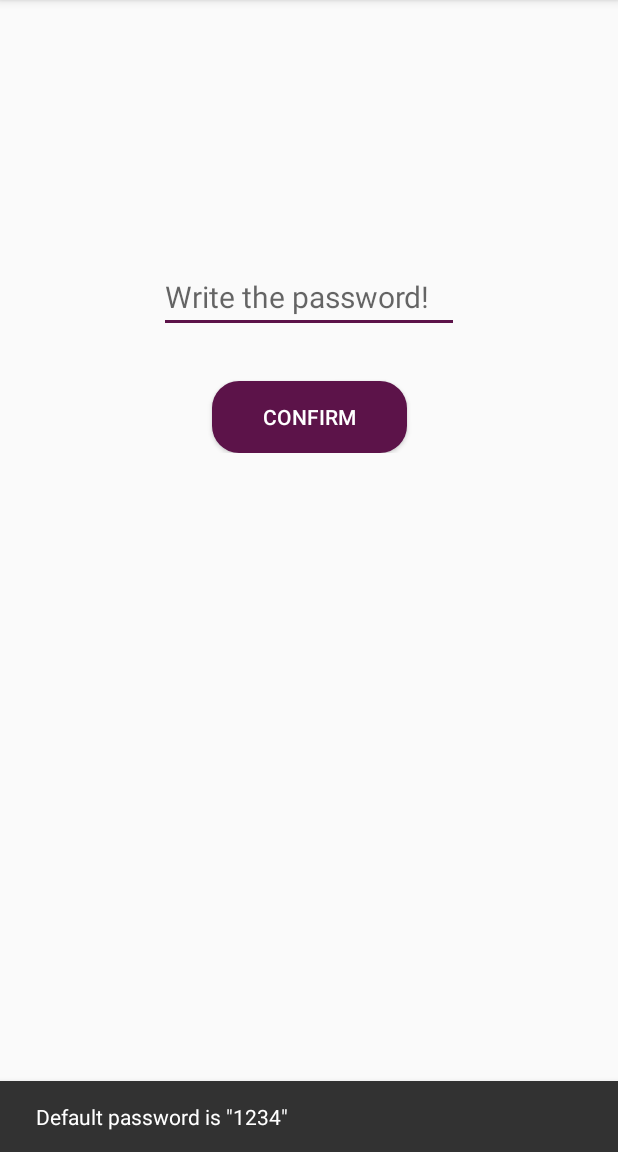
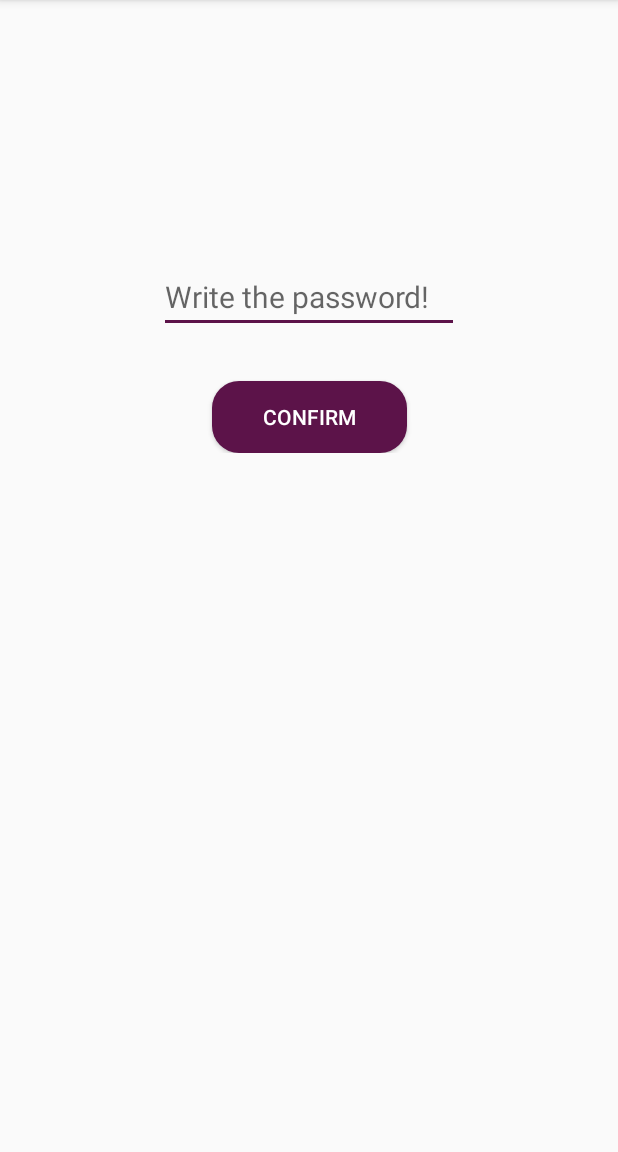
Before and after one commit to deepakkumardk/GuvenliNot, an Android app: the first screen one second after launch (LoginActivity), on a phone screen of 412 x 824 dp, the part 84-1236 px from its top. Run offline under Robolectric (Android 15) with nearby library versions, the light colour scheme and no system bars.

Commit message:
some little changes and fixes

```diff
--- a/app/src/main/AndroidManifest.xml
+++ b/app/src/main/AndroidManifest.xml
@@ -13,8 +13,7 @@
 
         <activity
             android:name=".LoginActivity"
-            android:label="@string/app_name"
-            android:windowSoftInputMode="adjustResize">
+            android:label="@string/app_name">
             <intent-filter>
                 <action android:name="android.intent.action.MAIN" />
                 <category android:name="android.intent.category.LAUNCHER" />
@@ -40,7 +39,7 @@
         </activity>
 
         <activity android:name=".About"
-            android:windowSoftInputMode="adjustResize">
+            android:windowSoftInputMode="stateHidden">
             <intent-filter>
                 <action android:name="android.intent.action.VIEW"/>
                 <category android:name="android.intent.category.INFO"/>
--- a/app/src/main/java/com/kaancaliskan/guvenlinot/LocalData.kt
+++ b/app/src/main/java/com/kaancaliskan/guvenlinot/LocalData.kt
@@ -26,7 +26,7 @@ class LocalData(private val context: Context) {
         editor.putString(title, content).commit()
     }
     /**
-     * This function reads the parameters.
+     * This function reads note.
      */
     fun read(title: String): String {
         return sharedPreferences.getString(title, "")
--- a/app/src/main/java/com/kaancaliskan/guvenlinot/LoginActivity.kt
+++ b/app/src/main/java/com/kaancaliskan/guvenlinot/LoginActivity.kt
@@ -9,11 +9,12 @@ import android.view.MenuItem
 import kotlinx.android.synthetic.main.activity_login.*
 import java.security.MessageDigest
 
-var password = "1234"
+var password="1234"
+var hashed_password = "d404559f602eab6fd602ac7680dacbfaadd13630335e951f097af3900e9de176b6db28512f2e000b9d04fba5133e8b1c6e8df59db3a8ab9d60be4b97cc9e81db" //1234
 var check_for_intent = false
 
 /**
- * This class is the checkpoint of password. If the password is correct, user can get into deeper in app.
+ * This class is the checkpoint of password.
  * @author Hakkı Kaan Çalışkan
  */
 class LoginActivity : AppCompatActivity() {
@@ -22,8 +23,7 @@ class LoginActivity : AppCompatActivity() {
         setContentView(R.layout.activity_login)
         setSupportActionBar(findViewById(R.id.toolbar))
 
-        if (LocalData.with(this).read(getString(R.string.hashed_password))==""){
-            LocalData.with(this).write(getString(R.string.hashed_password),password.sha512())
+        if (LocalData.with(this).read(getString(R.string.hashed_password)) == hashed_password ){
             Snackbar.make(confirm_EditText, getString(R.string.first_login), Snackbar.LENGTH_LONG).show()
         }
         confirm_button.setOnClickListener{
--- a/app/src/main/res/values/strings.xml
+++ b/app/src/main/res/values/strings.xml
@@ -13,7 +13,7 @@
     <string name="hashed_password" translatable="false">hashed_password</string>
     <string name="encoded_note" translatable="false">encoded_note</string>
     <string name="saved">Saved!</string>
-    <string name="first_login">Default password is \"1234\"</string>
+    <string name="first_login">Default password is \"1234</string>
     <string name="restrict_access">Are you kidding me?</string>
     <string name="my_name" translatable="false">Hakkı Kaan Çalışkan</string>
     <string name="source_code">Source code is available on <a href="https://github.com/hakkikaancaliskan/GuvenliNot">GitHub</a></string>
```
Also changed, not shown: app/src/main/java/com/kaancaliskan/guvenlinot/About.kt (+7 -0 lines), 2 other files.
